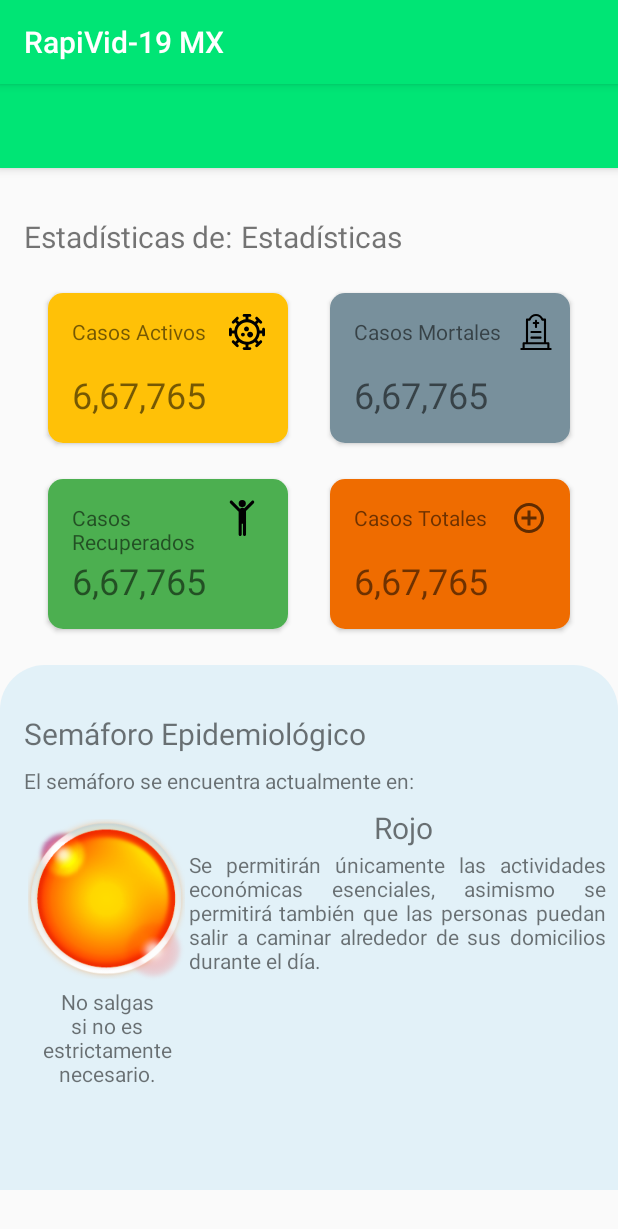
After one commit to luiiss997/rapivid19_mx, an Android app: the EstadosVista screen opened directly, with no data from a screen before it, on a phone screen of 412 x 824 dp. The commit adds this screen. Shown: the top 1229 px of the screen. Run offline under Robolectric (Android 15) with nearby library versions, the phone set to English and light mode, and no system bars; 1 statement that could not run was skipped.

Commit message:
Interface Estado

```diff
--- a/app/src/main/AndroidManifest.xml
+++ b/app/src/main/AndroidManifest.xml
@@ -9,13 +9,13 @@
         android:roundIcon="@mipmap/ic_launcher_round"
         android:supportsRtl="true"
         android:theme="@style/AppTheme">
+        <activity android:name=".ui.estados.EstadosVista"></activity>
         <activity
             android:name=".MainActivity"
             android:label="@string/app_name"
             android:theme="@style/AppTheme.NoActionBar">
             <intent-filter>
                 <action android:name="android.intent.action.MAIN" />
-
                 <category android:name="android.intent.category.LAUNCHER" />
             </intent-filter>
         </activity>
--- /dev/null
+++ b/app/src/main/java/com/servicio/rapivid_19mx/ui/estados/EstadosVista.java
@@ -0,0 +1,18 @@
+package com.servicio.rapivid_19mx.ui.estados;
+
+import androidx.appcompat.app.AppCompatActivity;
+import androidx.appcompat.widget.Toolbar;
+
+import android.os.Bundle;
+import com.servicio.rapivid_19mx.R;
+
+public class EstadosVista extends AppCompatActivity {
+
+    @Override
+    protected void onCreate(Bundle savedInstanceState) {
+        super.onCreate(savedInstanceState);
+        setContentView(R.layout.activity_estados_vista);
+        Toolbar toolbar = findViewById(R.id.toolbar_edo);
+        setSupportActionBar(toolbar);
+    }
+}
--- /dev/null
+++ b/app/src/main/res/drawable/semaforo_bg.xml
@@ -0,0 +1,10 @@
+<?xml version="1.0" encoding="utf-8"?>
+<shape xmlns:android="http://schemas.android.com/apk/res/android">
+    <gradient
+        android:angle="90"
+        android:startColor="#e2f1f8"
+        android:endColor="#e2f1f8"/>
+    <corners
+        android:topRightRadius="30dp"
+        android:topLeftRadius="30dp"/>
+</shape>
--- /dev/null
+++ b/app/src/main/res/layout/activity_estados_vista.xml
@@ -0,0 +1,324 @@
+<?xml version="1.0" encoding="utf-8"?>
+<androidx.constraintlayout.widget.ConstraintLayout xmlns:android="http://schemas.android.com/apk/res/android"
+    xmlns:app="http://schemas.android.com/apk/res-auto"
+    xmlns:tools="http://schemas.android.com/tools"
+    android:layout_width="match_parent"
+    android:layout_height="match_parent"
+    tools:context=".ui.estados.EstadosVista">
+
+    <com.google.android.material.appbar.AppBarLayout
+        android:id="@+id/appbarlay"
+        android:layout_width="match_parent"
+        android:layout_height="wrap_content"
+        android:theme="@style/AppTheme.AppBarOverlay"
+        app:layout_constraintRight_toRightOf="parent"
+        app:layout_constraintStart_toStartOf="parent"
+        app:layout_constraintTop_toTopOf="parent">
+
+        <androidx.appcompat.widget.Toolbar
+            android:id="@+id/toolbar_edo"
+            android:layout_width="match_parent"
+            android:layout_height="?attr/actionBarSize"
+            android:background="?attr/colorPrimary"
+            app:popupTheme="@style/AppTheme.PopupOverlay" />
+    </com.google.android.material.appbar.AppBarLayout>
+
+    <TextView
+        android:id="@+id/textView"
+        android:layout_width="wrap_content"
+        android:layout_height="wrap_content"
+        android:layout_marginStart="16dp"
+        android:layout_marginTop="32dp"
+        android:text="@string/stadics2"
+        android:textSize="20sp"
+        app:layout_constraintStart_toStartOf="parent"
+        app:layout_constraintTop_toBottomOf="@id/appbarlay" />
+
+    <TextView
+        android:id="@+id/estado_nombre"
+        android:layout_width="wrap_content"
+        android:layout_height="wrap_content"
+        android:layout_marginLeft="6dp"
+        android:text="@string/stadics"
+        android:textSize="20sp"
+        app:layout_constraintStart_toEndOf="@id/textView"
+        app:layout_constraintTop_toTopOf="@id/textView" />
+
+    <androidx.cardview.widget.CardView
+        android:id="@+id/cardView"
+        android:layout_width="160dp"
+        android:layout_height="100dp"
+        android:layout_marginStart="32dp"
+        android:layout_marginTop="24dp"
+        android:layout_marginEnd="8dp"
+        app:cardCornerRadius="10dp"
+        app:layout_constraintStart_toStartOf="parent"
+        app:layout_constraintTop_toBottomOf="@id/textView">
+
+        <androidx.constraintlayout.widget.ConstraintLayout
+            android:layout_width="match_parent"
+            android:layout_height="match_parent"
+            android:background="#ffc107">
+
+            <TextView
+                android:id="@+id/cardview_text"
+                android:layout_width="wrap_content"
+                android:layout_height="wrap_content"
+                android:layout_marginStart="16dp"
+                android:layout_marginTop="16dp"
+                android:text="@string/active"
+                app:layout_constraintStart_toStartOf="parent"
+                app:layout_constraintTop_toTopOf="parent" />
+
+            <ImageView
+                android:layout_width="24dp"
+                android:layout_height="24dp"
+                android:layout_margin="16dp"
+                android:src="@drawable/ic_virus"
+                app:layout_constraintBottom_toTopOf="@+id/n_activos_edo"
+                app:layout_constraintEnd_toEndOf="parent"
+                app:layout_constraintStart_toEndOf="@+id/cardview_text"
+                app:layout_constraintTop_toTopOf="parent" />
+
+            <TextView
+                android:id="@+id/n_activos_edo"
+                android:layout_width="wrap_content"
+                android:layout_height="wrap_content"
+                android:layout_marginStart="16dp"
+                android:layout_marginBottom="16dp"
+                android:text="6,67,765"
+                android:textSize="24sp"
+                app:layout_constraintBottom_toBottomOf="parent"
+                app:layout_constraintStart_toStartOf="parent" />
+        </androidx.constraintlayout.widget.ConstraintLayout>
+    </androidx.cardview.widget.CardView>
+
+    <androidx.cardview.widget.CardView
+        android:id="@+id/cardView2"
+        android:layout_width="160dp"
+        android:layout_height="100dp"
+        android:layout_marginTop="24dp"
+        android:layout_marginEnd="32dp"
+        app:cardCornerRadius="10dp"
+        app:layout_constraintEnd_toEndOf="parent"
+        app:layout_constraintLeft_toRightOf="@id/cardView"
+        app:layout_constraintTop_toBottomOf="@id/textView">
+
+        <androidx.constraintlayout.widget.ConstraintLayout
+            android:layout_width="match_parent"
+            android:layout_height="match_parent"
+            android:background="#78909c">
+
+            <TextView
+                android:id="@+id/cardview2_text"
+                android:layout_width="wrap_content"
+                android:layout_height="wrap_content"
+                android:layout_marginStart="16dp"
+                android:layout_marginTop="16dp"
+                android:text="@string/deaths"
+                app:layout_constraintStart_toStartOf="parent"
+                app:layout_constraintTop_toTopOf="parent" />
+
+            <ImageView
+                android:layout_width="24dp"
+                android:layout_height="24dp"
+                android:layout_margin="16dp"
+                android:src="@drawable/ic_monumento"
+                app:layout_constraintBottom_toTopOf="@+id/n_muertes_edo"
+                app:layout_constraintEnd_toEndOf="parent"
+                app:layout_constraintStart_toEndOf="@+id/cardview2_text"
+                app:layout_constraintTop_toTopOf="parent" />
+
+            <TextView
+                android:id="@+id/n_muertes_edo"
+                android:layout_width="wrap_content"
+                android:layout_height="wrap_content"
+                android:layout_marginStart="16dp"
+                android:layout_marginBottom="16dp"
+                android:text="6,67,765"
+                android:textSize="24sp"
+                app:layout_constraintBottom_toBottomOf="parent"
+                app:layout_constraintStart_toStartOf="parent" />
+        </androidx.constraintlayout.widget.ConstraintLayout>
+    </androidx.cardview.widget.CardView>
+
+    <androidx.cardview.widget.CardView
+        android:id="@+id/cardView3"
+        android:layout_width="160dp"
+        android:layout_height="100dp"
+        android:layout_marginStart="32dp"
+        android:layout_marginTop="24dp"
+        app:cardCornerRadius="10dp"
+        app:layout_constraintStart_toStartOf="parent"
+        app:layout_constraintTop_toBottomOf="@id/cardView">
+
+        <androidx.constraintlayout.widget.ConstraintLayout
+            android:layout_width="match_parent"
+            android:layout_height="match_parent"
+            android:background="#4caf50">
+
+            <TextView
+                android:id="@+id/cardview3_text"
+                android:layout_width="wrap_content"
+                android:layout_height="wrap_content"
+                android:layout_marginStart="16dp"
+                android:layout_marginTop="16dp"
+                android:text="@string/recupered"
+                app:layout_constraintStart_toStartOf="parent"
+                app:layout_constraintTop_toTopOf="parent" />
+
+            <ImageView
+                android:layout_width="24dp"
+                android:layout_height="24dp"
+                android:layout_margin="16dp"
+                android:src="@drawable/ic_sujeto"
+                app:layout_constraintBottom_toTopOf="@+id/n_recuperados_edo"
+                app:layout_constraintEnd_toEndOf="parent"
+                app:layout_constraintStart_toEndOf="@+id/cardview3_text"
+                app:layout_constraintTop_toTopOf="parent" />
+
+            <TextView
+                android:id="@+id/n_recuperados_edo"
+                android:layout_width="wrap_content"
+                android:layout_height="wrap_content"
+                android:layout_marginStart="16dp"
+                android:layout_marginBottom="16dp"
+                android:text="6,67,765"
+                android:textSize="24sp"
+                app:layout_constraintBottom_toBottomOf="parent"
+                app:layout_constraintStart_toStartOf="parent" />
+        </androidx.constraintlayout.widget.ConstraintLayout>
+    </androidx.cardview.widget.CardView>
+
+    <androidx.cardview.widget.CardView
+        android:id="@+id/cardView4"
+        android:layout_width="160dp"
+        android:layout_height="100dp"
+        android:layout_marginTop="24dp"
+        android:layout_marginEnd="32dp"
+        app:cardCornerRadius="10dp"
+        app:layout_constraintRight_toRightOf="parent"
+        app:layout_constraintTop_toBottomOf="@id/cardView2">
+
+        <androidx.constraintlayout.widget.ConstraintLayout
+            android:layout_width="match_parent"
+            android:layout_height="match_parent"
+            android:background="#ef6c00">
+
+            <TextView
+                android:id="@+id/cardview4_text"
+                android:layout_width="wrap_content"
+                android:layout_height="wrap_content"
+                android:layout_marginStart="16dp"
+                android:layout_marginTop="16dp"
+                android:text="@string/totaly"
+                app:layout_constraintStart_toStartOf="parent"
+                app:layout_constraintTop_toTopOf="parent" />
+
+            <ImageView
+                android:layout_width="24dp"
+                android:layout_height="24dp"
+                android:layout_margin="16dp"
+                android:src="@drawable/ic_add_circle"
+                app:layout_constraintBottom_toTopOf="@+id/n_totales_edo"
+                app:layout_constraintEnd_toEndOf="parent"
+                app:layout_constraintStart_toEndOf="@+id/cardview4_text"
+                app:layout_constraintTop_toTopOf="parent"
+                android:contentDescription="@string/red" />
+
+            <TextView
+                android:id="@+id/n_totales_edo"
+                android:layout_width="wrap_content"
+                android:layout_height="wrap_content"
+                android:layout_marginStart="16dp"
+                android:layout_marginBottom="16dp"
+                android:text="6,67,765"
+                android:textSize="24sp"
+                app:layout_constraintBottom_toBottomOf="parent"
+                app:layout_constraintStart_toStartOf="parent" />
+        </androidx.constraintlayout.widget.ConstraintLayout>
+    </androidx.cardview.widget.CardView>
+
+    <androidx.constraintlayout.widget.ConstraintLayout
+        android:id="@+id/constraint"
+        android:layout_width="match_parent"
+        android:layout_height="350dp"
+        android:layout_marginTop="24dp"
+        android:background="@drawable/semaforo_bg"
+        android:orientation="vertical"
+        app:layout_constraintEnd_toEndOf="parent"
+        app:layout_constraintStart_toStartOf="parent"
+        app:layout_constraintTop_toBottomOf="@id/cardView3">
+
+        <TextView
+            android:id="@+id/textView2"
+            android:layout_width="wrap_content"
+            android:layout_height="wrap_content"
+            android:layout_marginStart="16dp"
+            android:layout_marginTop="32dp"
+            android:text="@string/semafor"
+            android:textSize="20sp"
+            app:layout_constraintStart_toStartOf="parent"
+            app:layout_constraintTop_toTopOf="parent" />
+
+        <TextView
+            android:id="@+id/textView3"
+            android:layout_width="wrap_content"
+            android:layout_height="wrap_content"
+            android:layout_marginStart="16dp"
+            android:layout_marginTop="8dp"
+            android:text="@string/semafor2"
+            app:layout_constraintStart_toStartOf="parent"
+            app:layout_constraintTop_toBottomOf="@id/textView2" />
+
+        <ImageView
+            android:id="@+id/img_color_semaforo"
+            android:layout_width="110dp"
+            android:layout_height="110dp"
+            android:layout_margin="16dp"
+            android:src="@drawable/Susana_Semaforo_Naranja"
+            app:layout_constraintStart_toStartOf="parent"
+            app:layout_constraintTop_toBottomOf="@id/textView3" />
+
+        <TextView
+            android:id="@+id/color_semaforo"
+            android:layout_width="wrap_content"
+            android:layout_height="wrap_content"
+            android:layout_marginTop="8dp"
+            android:text="@string/red"
+            android:textSize="20sp"
+            app:layout_constraintEnd_toEndOf="parent"
+            app:layout_constraintHorizontal_bias="0.5"
+            app:layout_constraintStart_toEndOf="@+id/img_color_semaforo"
+            app:layout_constraintTop_toBottomOf="@id/textView3" />
+
+        <TextView
+            android:id="@+id/info_completa"
+            android:layout_width="0dp"
+            android:layout_height="wrap_content"
+            android:layout_marginTop="1dp"
+            android:layout_marginEnd="8dp"
+            android:text="@string/rojo"
+            android:justificationMode="inter_word"
+            app:layout_constraintEnd_toEndOf="parent"
+            app:layout_constraintHorizontal_bias="0.5"
+            app:layout_constraintStart_toEndOf="@+id/img_color_semaforo"
+            app:layout_constraintTop_toBottomOf="@id/color_semaforo" />
+
+        <TextView
+            android:id="@+id/info_rapida"
+            android:layout_width="100dp"
+            android:layout_height="wrap_content"
+            android:layout_marginStart="16dp"
+            android:layout_marginTop="2dp"
+            android:text="@string/rojo_s"
+            android:gravity="center"
+            app:layout_constraintTop_toBottomOf="@id/img_color_semaforo"
+            app:layout_constraintStart_toStartOf="parent"
+            app:layout_constraintEnd_toEndOf="@id/img_color_semaforo"/>
+
+
+    </androidx.constraintlayout.widget.ConstraintLayout>
+
+
+</androidx.constraintlayout.widget.ConstraintLayout>
--- a/app/src/main/res/values/strings.xml
+++ b/app/src/main/res/values/strings.xml
@@ -15,6 +15,7 @@
     <string name="hello_blank_fragment">Hello blank fragment</string>
     <string name="mensaje_header">Seguimiento del Covid-19 en México</string>
     <string name="stadics">Estadísticas</string>
+    <string name="stadics2">Estadísticas de: </string>
     <string name="tending">Tendencias</string>
     <string name="active">Casos Activos</string>
     <string name="deaths">Casos Mortales</string>
@@ -26,5 +27,15 @@
     <string name="last_update">Última Actualización: 27/10/2020</string>
     <string name="fuente">Fuente: Google</string>
     <string name="mapa">Mapa de Casos</string>
+    <string name="semafor">Semáforo Epidemiológico</string>
+    <string name="semafor2">El semáforo se encuentra actualmente en:</string>
+    <string name="red">Rojo</string>
+    <string name="orange">Naranja</string>
+    <string name="yellow">Amarillo</string>
+    <string name="green">Verde</string>
+    <string name="rojo">Se permitirán únicamente las actividades económicas esenciales,
+        asimismo se permitirá también que las personas puedan salir a caminar alrededor
+        de sus domicilios durante el día.</string>
+    <string name="rojo_s">No salgas si no es estrictamente necesario.</string>
 
 </resources>
```
Also changed, not shown: app/src/main/res/drawable/Susana_Semaforo_Amarillo.png (added), app/src/main/res/drawable/Susana_Semaforo_Naranja.png (added), app/src/main/res/drawable/Susana_Semaforo_Rojo.png (added), app/src/main/res/drawable/Susana_Semaforo_Verde.png (added).
